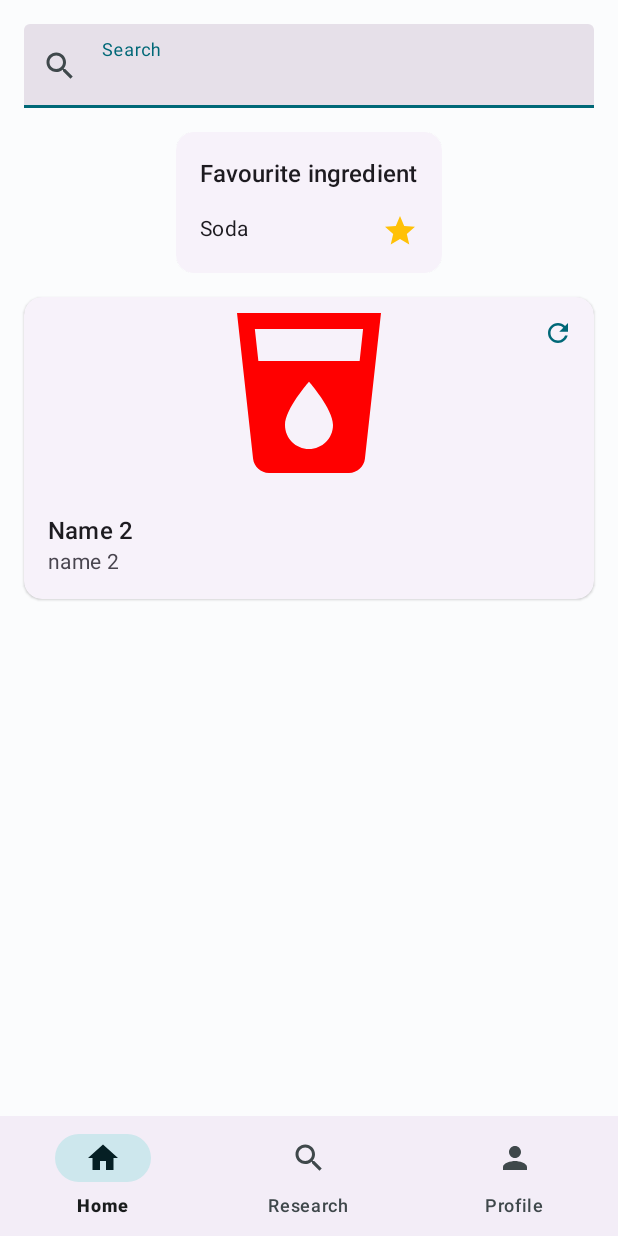
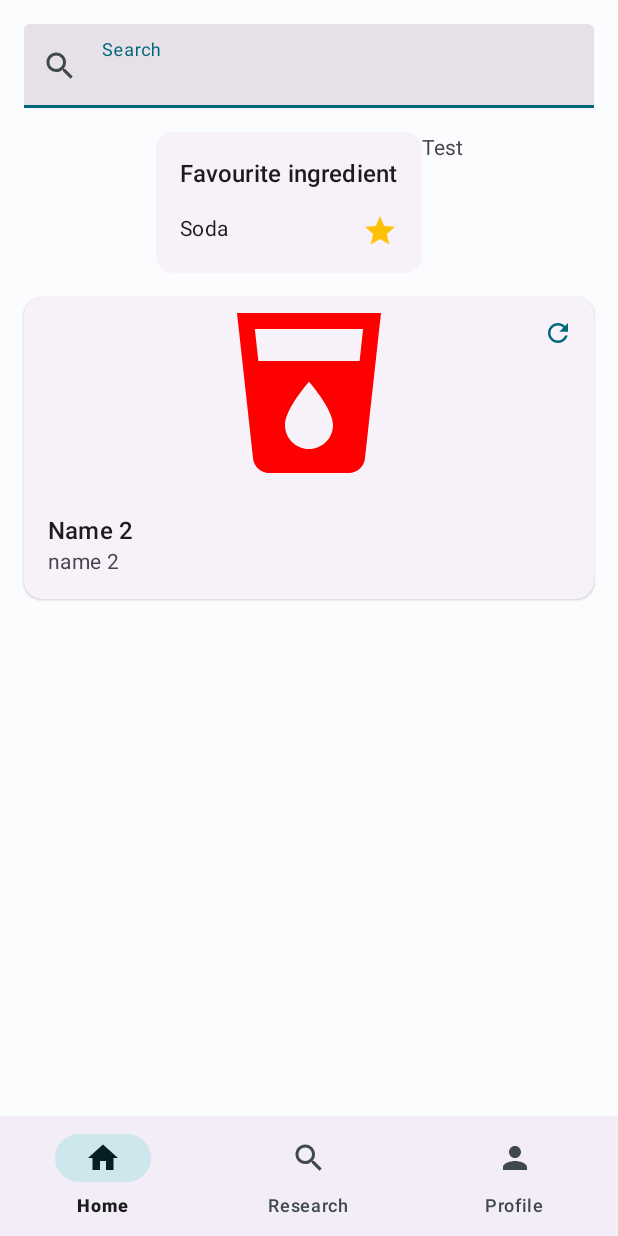
Before and after one commit to AndreaDAmicis22/WellDrinkAppAndroid, an Android app: the screen it shows after launch (MainActivity), after a tap on "Profile", on a phone screen of 412 x 824 dp. Run offline under Robolectric (Android 15) with nearby library versions, the phone set to English and light mode, and no system bars; our stand-ins replace navigation-ui.

Commit message:
Add view alla scrollview

```diff
--- a/app/src/main/java/com/example/welldrink/MainFragment.java
+++ b/app/src/main/java/com/example/welldrink/MainFragment.java
@@ -4,6 +4,7 @@ import android.os.Bundle;
 
 import androidx.annotation.NonNull;
 import androidx.annotation.Nullable;
+import androidx.cardview.widget.CardView;
 import androidx.fragment.app.Fragment;
 
 import android.util.Log;
@@ -11,6 +12,9 @@ import android.view.LayoutInflater;
 import android.view.View;
 import android.view.ViewGroup;
 import android.widget.Button;
+import android.widget.HorizontalScrollView;
+import android.widget.LinearLayout;
+import android.widget.ScrollView;
 import android.widget.TextView;
 
 import java.lang.reflect.Array;
@@ -26,9 +30,11 @@ public class MainFragment extends Fragment {
     private static final String TAG = MainFragment.class.getSimpleName();
 
     private String[] names;
+    private String[] ingrs;
 
     public MainFragment() {
         names = new String[] {"Name 1", "Name 2", "Name 3", "Name 4", "Name 5"};
+        ingrs = new String[] {"Ingr 1", "Ingr 2", "Ingr 3", "Ingr 4", "Ingr 5"};
     }
 
     /**
@@ -54,11 +60,21 @@ public class MainFragment extends Fragment {
         Button button = view.findViewById(R.id.home_random_btn);
         TextView name = view.findViewById(R.id.home_random_txtTitle);
         TextView desc = view.findViewById(R.id.home_random_txtValue);
+        CardView card = view.findViewById(R.id.home_card1);
+        LinearLayout linFav = view.findViewById(R.id.home_linFavorite);
+        TextView textView = new TextView(view.getContext());
+        textView.setText("Test");
+        CardView test = new CardView(view.getContext());
+        linFav.addView(textView);
         Random rand = new Random();
         button.setOnClickListener(new View.OnClickListener() {
             @Override
             public void onClick(View view) {
-                int pos = rand.nextInt(names.length);
+                String actualName = (String) name.getText();
+                int pos;
+                do {
+                    pos = rand.nextInt(names.length);
+                } while (names[pos].equals(actualName));
                 name.setText(names[pos]);
                 desc.setText(names[pos].toLowerCase());
             }
--- a/app/src/main/res/layout/fragment_main.xml
+++ b/app/src/main/res/layout/fragment_main.xml
@@ -31,6 +31,7 @@
         app:layout_constraintTop_toTopOf="parent">
 
         <LinearLayout
+            android:id="@+id/home_linFavorite"
             android:layout_width="wrap_content"
             android:layout_height="wrap_content"
             android:orientation="horizontal">
@@ -81,7 +82,7 @@
         android:layout_marginTop="16dp"
         app:layout_constraintEnd_toStartOf="@+id/home_gdlEnd"
         app:layout_constraintStart_toStartOf="@+id/home_gdlBegin"
-        app:layout_constraintTop_toBottomOf="@id/home_scvFavorite">
+        app:layout_constraintTop_toBottomOf="@+id/home_scvFavorite">
 
         <LinearLayout
             android:layout_width="match_parent"
```
